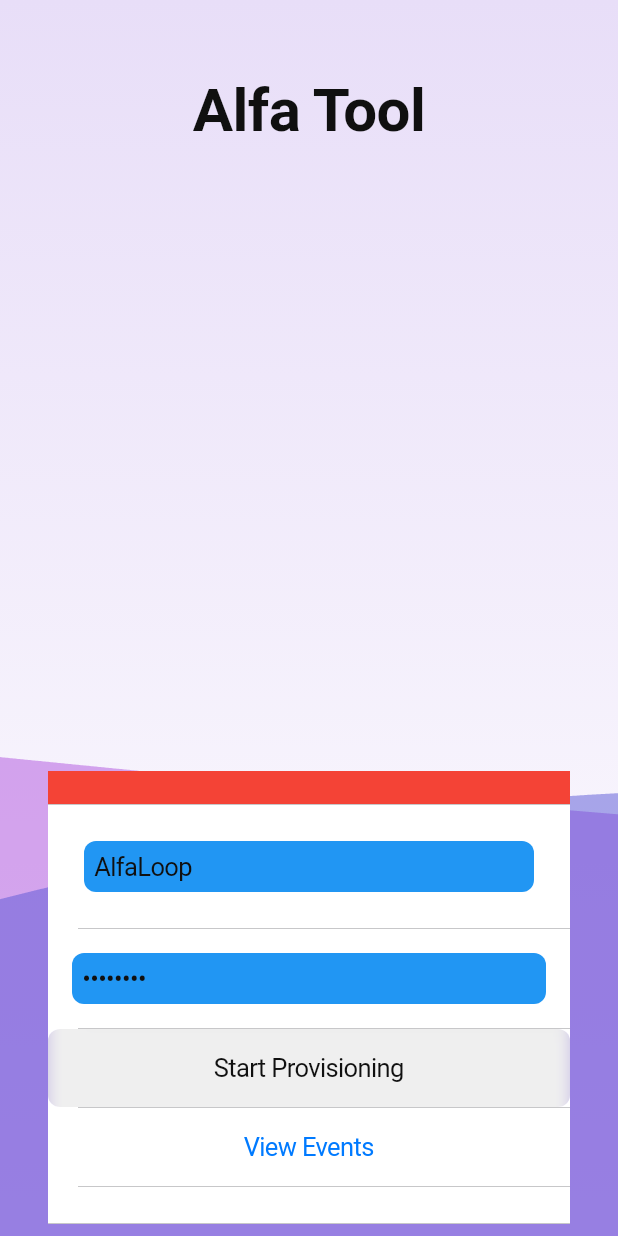
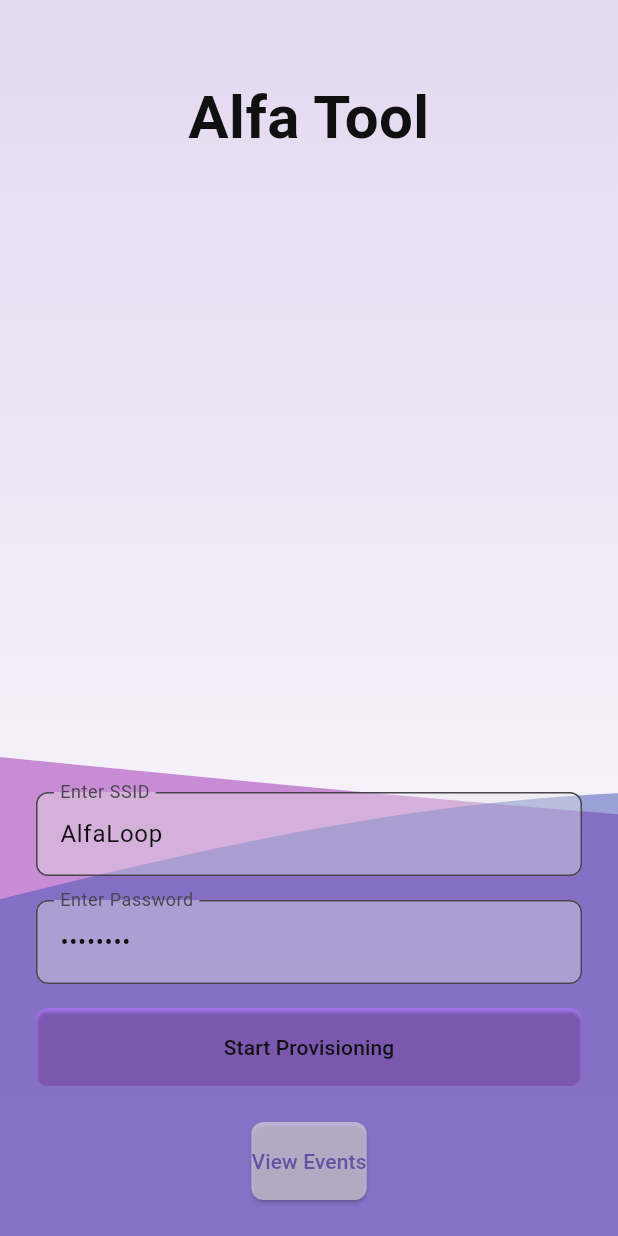
Before and after one commit to SD19767/alfa_tool, a Flutter app: the screen it shows after launch, on a phone screen of 412 x 824 dp. Run offline on Flutter 3.47's test engine with Material 3 defaults, Android fonts, the light colour scheme and no system bars; our stand-ins replace get.

Commit message:
update: Cupertino to material.

```diff
--- a/lib/constants/colors.dart
+++ b/lib/constants/colors.dart
@@ -1,25 +1,27 @@
 import 'package:alfa_tool/constants/animated_background_state.dart';
-import 'package:flutter/cupertino.dart';
+import 'package:flutter/material.dart';
 
 class AppColor {
   static const Color black = Color(0xFF101010);
   static const Color white = Color(0xFFE5E5E5);
-  static const Color indigo = CupertinoColors.systemIndigo;
-  static const Color red = CupertinoColors.systemRed;
+  static const Color indigo = Colors.indigo;
+  static const Color red = Colors.red;
   static const Color redAccent = Color(0xFFFF5252);
-  static const Color green = CupertinoColors.systemGreen;
-  static const Color yellow = CupertinoColors.systemYellow;
-  static const Color orange = CupertinoColors.systemOrange;
-  static const Color blue = CupertinoColors.systemBlue;
-  static const Color pink = CupertinoColors.systemPink;
-  static const Color grey = CupertinoColors.systemGrey;
+  static const Color green = Colors.green;
+  static const Color yellow = Colors.yellow;
+  static const Color orange = Colors.orange;
+  static const Color blue = Colors.blue;
+  static const Color pink = Colors.pink;
+  static const Color grey = Colors.grey;
 
   static Color textColor(bool isDarkMode) => isDarkMode ? white : black;
 
   static Color backgroundColor(bool isDarkMode, double opacity) =>
       isDarkMode ? black.withOpacity(opacity) : white.withOpacity(opacity);
 
-  static Color buttonColor(bool isDarkMode) => isDarkMode ? white : black;
+  static Color buttonColor(bool isDarkMode) => isDarkMode
+      ? const Color.fromARGB(255, 144, 47, 149).withOpacity(0.6)
+      : const Color.fromARGB(255, 178, 123, 255).withOpacity(0.8);
 
   static Color buttonTextColor(bool isDarkMode) => isDarkMode ? white : black;
 
@@ -34,7 +36,7 @@ class AppColor {
   static final Map<BackgroundState, List<Color>> waveColors1 = {
     BackgroundState.green: [
       green.withOpacity(0.5),
-      CupertinoColors.systemTeal.withOpacity(0.5),
+      Colors.teal.withOpacity(0.5),
       yellow.withOpacity(0.5),
     ],
     BackgroundState.galaxy: [
@@ -43,10 +45,10 @@ class AppColor {
       yellow.withOpacity(0.5),
       green.withOpacity(0.5),
       blue.withOpacity(0.5),
-      CupertinoColors.systemPurple.withOpacity(0.5),
+      Colors.purple.withOpacity(0.5),
     ],
     BackgroundState.purple: [
-      CupertinoColors.systemPurple.withOpacity(0.5),
+      Colors.purple.withOpacity(0.5),
       indigo.withOpacity(0.5),
       pink.withOpacity(0.5),
     ],
@@ -54,12 +56,12 @@ class AppColor {
 
   static final Map<BackgroundState, List<Color>> waveColors2 = {
     BackgroundState.green: [
-      CupertinoColors.systemTeal.withOpacity(0.5),
+      Colors.teal.withOpacity(0.5),
       green.withOpacity(0.5),
       blue.withOpacity(0.5),
     ],
     BackgroundState.galaxy: [
-      CupertinoColors.systemPurple.withOpacity(0.5),
+      Colors.purple.withOpacity(0.5),
       blue.withOpacity(0.5),
       green.withOpacity(0.5),
       yellow.withOpacity(0.5),
@@ -68,7 +70,7 @@ class AppColor {
     ],
     BackgroundState.purple: [
       indigo.withOpacity(0.5),
-      CupertinoColors.systemPurple.withOpacity(0.5),
+      Colors.purple.withOpacity(0.5),
       pink.withOpacity(0.5),
     ],
   };
@@ -77,7 +79,7 @@ class AppColor {
   static final Map<BackgroundState, List<Color>> darkModeWaveColors1 = {
     BackgroundState.green: [
       green.withOpacity(0.5),
-      CupertinoColors.systemTeal.withOpacity(0.5),
+      Colors.teal.withOpacity(0.5),
       yellow.withOpacity(0.5),
     ],
     BackgroundState.galaxy: [
@@ -86,10 +88,10 @@ class AppColor {
       yellow.withOpacity(0.5),
       green.withOpacity(0.5),
       blue.withOpacity(0.5),
-      CupertinoColors.systemPurple.withOpacity(0.5),
+      Colors.purple.withOpacity(0.5),
     ],
     BackgroundState.purple: [
-      CupertinoColors.systemPurple.withOpacity(0.5),
+      Colors.purple.withOpacity(0.5),
       indigo.withOpacity(0.5),
       pink.withOpacity(0.5),
     ],
@@ -97,12 +99,12 @@ class AppColor {
 
   static final Map<BackgroundState, List<Color>> darkModeWaveColors2 = {
     BackgroundState.green: [
-      CupertinoColors.systemTeal.withOpacity(0.5),
+      Colors.teal.withOpacity(0.5),
       green.withOpacity(0.5),
       blue.withOpacity(0.5),
     ],
     BackgroundState.galaxy: [
-      CupertinoColors.systemPurple.withOpacity(0.5),
+      Colors.purple.withOpacity(0.5),
       blue.withOpacity(0.5),
       green.withOpacity(0.5),
       yellow.withOpacity(0.5),
@@ -111,11 +113,11 @@ class AppColor {
     ],
     BackgroundState.purple: [
       indigo.withOpacity(0.5),
-      CupertinoColors.systemPurple.withOpacity(0.5),
+      Colors.purple.withOpacity(0.5),
       pink.withOpacity(0.5),
     ],
   };
 
-  static const Color darkModeBackground = CupertinoColors.black;
-  static const Color darkModeText = CupertinoColors.white;
+  static const Color darkModeBackground = Colors.black;
+  static const Color darkModeText = Colors.white;
 }
--- a/lib/helper/validation.dart
+++ b/lib/helper/validation.dart
@@ -1,4 +1,4 @@
-enum ValidationType { ssid, password, bssid, aesKey }
+enum ValidationType { ssid, password, bssid, reservedData, aesKey }
 
 class Validation {
   Map<ValidationType, String? Function(String?)> validations = {
@@ -25,6 +25,12 @@ class Validation {
       }
       return null;
     },
+    ValidationType.reservedData: (value) {
+      if (value != null && value.isNotEmpty && value.length >= 64) {
+        return 'reservedData must be lower than or equal to 64 characters';
+      }
+      return null;
+    },
     ValidationType.aesKey: (value) {
       if (value != null && value.isNotEmpty && value.length != 16) {
         return 'AES Key must be 16 characters long';
--- a/lib/main.dart
+++ b/lib/main.dart
@@ -5,7 +5,7 @@ import 'package:alfa_tool/services/provisioning_state_manager.dart';
 import 'package:alfa_tool/views/animated_background/index.dart';
 import 'package:alfa_tool/views/login/bindings.dart';
 import 'package:alfa_tool/views/provisioning/bindings.dart';
-import 'package:flutter/cupertino.dart';
+import 'package:flutter/material.dart';
 import 'package:get/get.dart';
 import 'views/login/index.dart';
 import 'views/provisioning/index.dart';
@@ -18,7 +18,7 @@ void main() {
 class MyApp extends StatelessWidget {
   @override
   Widget build(BuildContext context) {
-    return GetCupertinoApp(
+    return GetMaterialApp(
       translations: AppTranslations(),
       locale: Get.deviceLocale,
       initialBinding: BindingsBuilder(() {
--- a/lib/views/login/index.dart
+++ b/lib/views/login/index.dart
@@ -1,8 +1,10 @@
 import 'dart:ui';
 import 'package:alfa_tool/constants/colors.dart';
+import 'package:alfa_tool/helper/validation.dart';
 import 'package:alfa_tool/services/provisioning_state_manager.dart';
-import 'package:flutter/cupertino.dart';
-import 'package:flutter/material.dart'; // Import for Flutter Material
+import 'package:alfa_tool/widgets/app_elevated_button.dart';
+import 'package:alfa_tool/widgets/app_title_text.dart';
+import 'package:flutter/material.dart';
 import 'package:get/get.dart';
 import '../animated_background/index.dart';
 import 'controller.dart';
@@ -11,6 +13,7 @@ import '../animated_background/controller.dart';
 class LoginView extends GetView<LoginController> {
   final BackgroundController backgroundController =
       Get.put(BackgroundController());
+  final Validation validations = Get.find<Validation>();
   late double _panStartPositionY;
   late double _panEndPositionY;
 
@@ -26,8 +29,8 @@ class LoginView extends GetView<LoginController> {
     return Obx(() {
       backgroundController.changeState(controller.backgroundState.value);
 
-      return CupertinoPageScaffold(
-        child: Stack(
+      return Scaffold(
+        body: Stack(
           children: [
             Positioned.fill(child: animatedBackground),
             SafeArea(
@@ -49,24 +52,11 @@ class LoginView extends GetView<LoginController> {
                   }
                 },
                 child: Column(
-                  crossAxisAlignment: CrossAxisAlignment.stretch,
+                  mainAxisAlignment: MainAxisAlignment.center,
+                  crossAxisAlignment: CrossAxisAlignment.center,
                   children: [
                     const SizedBox(height: 50),
-                    Center(
-                      child: SizedBox(
-                        height: 60,
-                        child: Text(
-                          'app_title'.tr,
-                          style: TextStyle(
-                            fontFamily: '.SF Pro Text',
-                            fontSize: 40,
-                            fontWeight: FontWeight.bold,
-                            color: AppColor.textColor(isDarkMode),
-                          ),
-                          textAlign: TextAlign.center,
-                        ),
-                      ),
-                    ),
+                    AppTitleText(isDarkMode: isDarkMode),
                     const Spacer(),
                     Padding(
                       padding: const EdgeInsets.symmetric(horizontal: 24.0),
@@ -96,97 +86,58 @@ class LoginView extends GetView<LoginController> {
             duration: const Duration(milliseconds: 300),
             curve: Curves.easeInOut,
             child: Form(
-              autovalidateMode: AutovalidateMode.always,
               key: controller.formKey,
-              child: Padding(
-                padding: const EdgeInsets.all(8.0),
-                child: CupertinoFormSection(
-                  backgroundColor: Colors.red,
+              child: Column(
                 children: [
-                    Padding(
-                      padding: const EdgeInsets.all(8.0),
-                      child: _buildFormField(
-                        controller: controller.ssidController,
-                        placeholder: 'enter_ssid'.tr,
+                  _buildTextField(controller.ssidController, 'enter_ssid'.tr,
+                      isDarkMode, false, ValidationType.ssid),
+                  const SizedBox(height: 16),
+                  _buildTextField(
+                      controller.passwordController,
+                      'enter_password'.tr,
+                      isDarkMode,
+                      true,
+                      ValidationType.password),
+                  const SizedBox(height: 16),
+                  if (controller.showCustomFields.value) ...[
+                    _buildTextField(
+                        controller.customDataController,
+                        'enter_custom_data'.tr,
+                        isDarkMode,
+                        false,
+                        ValidationType.reservedData),
+                    const SizedBox(height: 16),
+                    _buildTextField(
+                        controller.aesKeyController,
+                        'enter_aes_key'.tr,
+                        isDarkMode,
+                        false,
+                        ValidationType.aesKey),
+                    const SizedBox(height: 16),
+                  ],
+                  AppElevatedButton(
                       isDarkMode: isDarkMode,
-                        validator: (value) {
-                          if (value == null || value.isEmpty) {
-                            return 'SSID cannot be empty';
-                          }
-                          return null;
+                      shouldShow: () => true,
+                      onPressed: () {
+                        controller.startProvisioningButtonTap();
                       },
-                      ),
-                    ),
-                    _buildFormField(
-                      controller: controller.passwordController,
-                      placeholder: 'enter_password'.tr,
-                      isDarkMode: isDarkMode,
-                      obscureText: true,
-                      validator: (value) {
-                        if (value == null || value.isEmpty) {
-                          return 'Password cannot be empty';
-                        }
-                        return null;
-                      },
-                    ),
-                    if (controller.showCustomFields.value) ...[
-                      _buildFormField(
-                        controller: controller.customDataController,
-                        placeholder: 'enter_custom_data'.tr,
-                        isDarkMode: isDarkMode,
-                        validator: (value) {
-                          if (value == null || value.isEmpty) {
-                            return 'Custom data cannot be empty';
-                          }
-                          return null;
-                        },
-                      ),
-                      _buildFormField(
-                        controller: controller.aesKeyController,
-                        placeholder: 'enter_aes_key'.tr,
-                        isDarkMode: isDarkMode,
-                        validator: (value) {
-                          if (value == null || value.isEmpty) {
-                            return 'AES key cannot be empty';
-                          }
-                          return null;
-                        },
-                      ),
-                    ],
-                    ClipRRect(
-                      borderRadius: BorderRadius.circular(8.0),
-                      child: BackdropFilter(
-                        filter: ImageFilter.blur(sigmaX: 5.0, sigmaY: 5.0),
-                        child: Container(
-                          width: double.infinity,
-                          decoration: BoxDecoration(
-                            color: AppColor.backgroundColor(isDarkMode, 0.6),
-                            borderRadius: BorderRadius.circular(8.0),
-                          ),
-                          child: CupertinoButton(
-                            onPressed: () {
-                              if (_validateFields()) {
-                                controller.startProvisioningButtonTap();
-                              }
-                            },
-                            child: Text(
-                              'start_provisioning'.tr,
-                              style: TextStyle(
-                                color: AppColor.buttonTextColor(isDarkMode),
-                              ),
-                            ),
-                            padding: const EdgeInsets.symmetric(vertical: 16.0),
-                          ),
-                        ),
-                      ),
-                    ),
+                      buttonTitle: 'start_provisioning'.tr),
+                  const SizedBox(height: 24),
                   IgnorePointer(
                     ignoring: controller.shouldShowEventLog() ? false : true,
-                      child: CupertinoButton(
-                        child: Text('view_events'.tr),
+                    child: ElevatedButton(
                       onPressed: controller.shouldShowEventLog()
                           ? () => _showEventLog(context, isDarkMode)
                           : null,
+                      style: ElevatedButton.styleFrom(
+                        backgroundColor:
+                            AppColor.backgroundColor(isDarkMode, 0.6),
+                        padding: const EdgeInsets.symmetric(vertical: 16.0),
+                        shape: RoundedRectangleBorder(
+                          borderRadius: BorderRadius.circular(8.0),
+                        ),
+                      ),
+                      child: Text('view_events'.tr),
                     ),
                   ),
                   const SizedBox(height: 24),
@@ -195,82 +146,51 @@ class LoginView extends GetView<LoginController> {
             ),
           ),
         ),
-        ),
       ],
     );
   }
 
-  Widget _buildFormField({
-    required TextEditingController controller,
-    required String placeholder,
-    required bool isDarkMode,
-    bool obscureText = false,
-    required FormFieldValidator<String> validator,
-  }) {
-    return CupertinoTextFormFieldRow(
+  Widget _buildTextField(TextEditingController controller, String placeholder,
+      bool isDarkMode, bool obscureText, ValidationType? validationType) {
+    return TextFormField(
       controller: controller,
-      placeholder: placeholder,
+      decoration: InputDecoration(
+        labelText: placeholder,
+        filled: true,
+        fillColor: AppColor.backgroundColor(isDarkMode, 0.4),
+        border: OutlineInputBorder(
+          borderRadius: BorderRadius.circular(8.0),
+        ),
+      ),
       obscureText: obscureText,
-      style: TextStyle(color: AppColor.textColor(isDarkMode)),
-      padding: const EdgeInsets.symmetric(vertical: 16.0, horizontal: 16.0),
-      decoration: BoxDecoration(
-          color:
-              Colors.blue, // Ensure the background is transparent here
-          borderRadius: BorderRadius.circular(8.0),
-          backgroundBlendMode: BlendMode.
+      style: TextStyle(
+        color: AppColor.textColor(isDarkMode),
       ),
-      validator: validator,
+      validator: validationType != null
+          ? validations.validations[validationType]
+          : null,
     );
   }
 
-  bool _validateFields() {
-    // Validate each field manually
-    bool isValid = true;
-
-    // Validate each field manually
-    if (controller.ssidController.text.isEmpty) {
-      isValid = false;
-    }
-    if (controller.passwordController.text.isEmpty) {
-      isValid = false;
-    }
-    if (controller.showCustomFields.value) {
-      if (controller.customDataController.text.isEmpty) {
-        isValid = false;
-      }
-      if (controller.aesKeyController.text.isEmpty) {
-        isValid = false;
-      }
-    }
-
-    return isValid;
-  }
-
   void _showEventLog(BuildContext context, bool isDarkMode) {
-    showCupertinoModalPopup(
+    showDialog(
       context: context,
       builder: (context) {
-        return CupertinoActionSheet(
+        return AlertDialog(
           title: Text('event_log'.tr),
-          message: Container(
+          content: SizedBox(
             height: 300,
-            child: Obx(() => CupertinoScrollbar(
+            child: Obx(() => Scrollbar(
                   child: ListView.builder(
                     itemCount: controller.logs.length,
                     itemBuilder: (context, index) {
                       return Padding(
                         padding: const EdgeInsets.all(8.0),
-                        child: CupertinoButton(
-                          padding: EdgeInsets.zero,
-                          onPressed: () {},
-                          child: Container(
-                            alignment: Alignment.centerLeft,
-                            padding: EdgeInsets.all(12.0),
-                            child: Text(
+                        child: ListTile(
+                          title: Text(
                             controller.logs[index].eventMessage,
                             style: TextStyle(
                               color: AppColor.textColor(isDarkMode),
-                              ),
                             ),
                           ),
                         ),
@@ -280,7 +200,7 @@ class LoginView extends GetView<LoginController> {
                 )),
           ),
           actions: [
-            CupertinoActionSheetAction(
+            TextButton(
               onPressed: () => Navigator.pop(context),
               child: Text('close'.tr),
             ),
--- a/lib/views/provisioning/index.dart
+++ b/lib/views/provisioning/index.dart
@@ -1,7 +1,8 @@
 import 'dart:ui';
 import 'package:alfa_tool/constants/colors.dart';
 import 'package:alfa_tool/models/event_log.dart';
-import 'package:flutter/cupertino.dart';
+import 'package:alfa_tool/widgets/app_elevated_button.dart';
+import 'package:alfa_tool/widgets/app_title_text.dart';
 import 'package:flutter/material.dart';
 import 'package:get/get.dart';
 import 'controller.dart';
@@ -33,21 +34,7 @@ class ProvisioningView extends GetView<ProvisioningController> {
             crossAxisAlignment: CrossAxisAlignment.stretch,
             children: [
               const SizedBox(height: 50),
-              Center(
-                child: SizedBox(
-                  height: 60,
-                  child: Text(
-                    'app_title'.tr,
-                    style: TextStyle(
-                      fontFamily: '.SF Pro Text',
-                      fontSize: 40,
-                      fontWeight: FontWeight.bold,
-                      color: AppColor.textColor(isDarkMode),
-                    ),
-                    textAlign: TextAlign.center,
-                  ),
-                ),
-              ),
+              AppTitleText(isDarkMode: isDarkMode),
               const SizedBox(height: 50),
               Expanded(
                 child: Obx(() {
@@ -65,34 +52,17 @@ class ProvisioningView extends GetView<ProvisioningController> {
                 return IgnorePointer(
                   ignoring: controller.getButtonShouldShow() ? false : true,
                   child: AnimatedOpacity(
-                    opacity: controller.getButtonShouldShow() ? 1.0 : 0.0,
-                    duration: const Duration(milliseconds: 300),
-                    child: ClipRRect(
-                      borderRadius: BorderRadius.circular(8.0),
-                      child: BackdropFilter(
-                        filter: ImageFilter.blur(sigmaX: 5.0, sigmaY: 5.0),
-                        child: Container(
-                          width: double.infinity,
-                          decoration: BoxDecoration(
-                            color: AppColor.indigo.withOpacity(0.6),
-                            borderRadius: BorderRadius.circular(8.0),
-                          ),
-                          child: CupertinoButton(
-                            onPressed: controller.getButtonShouldShow()
+                      opacity: controller.getButtonShouldShow() ? 1.0 : 0.0,
+                      duration: const Duration(milliseconds: 300),
+                      child: AppElevatedButton(
+                          isDarkMode: isDarkMode,
+                          shouldShow: controller.getButtonShouldShow,
+                          onPressed: () {
+                            controller.getButtonShouldShow()
                                 ? controller.onComplete
-                                : null,
-                            child: Text(
-                              controller.getButtonTitle(),
-                              style: TextStyle(
-                                color: AppColor.buttonTextColor(isDarkMode),
-                              ),
-                            ),
-                            padding: const EdgeInsets.symmetric(vertical: 16.0),
-                          ),
-                        ),
-                      ),
-                    ),
-                  ),
+                                : null;
+                          },
+                          buttonTitle: controller.getButtonTitle())),
                 );
               }),
               const SizedBox(height: 24),
@@ -143,7 +113,11 @@ class ProvisioningView extends GetView<ProvisioningController> {
             child: Text(
               event.message,
               style: TextStyle(
+                decoration: TextDecoration.none,
                 color: AppColor.textColor(isDarkMode),
+                fontFamily: '.SF Pro Text',
+                fontSize: 18,
+                fontWeight: FontWeight.normal,
               ),
             ),
           ),
--- /dev/null
+++ b/lib/widgets/app_elevated_button.dart
@@ -0,0 +1,52 @@
+import 'dart:ui'; // 需要導入 ImageFilter
+import 'package:alfa_tool/constants/colors.dart';
+import 'package:flutter/material.dart';
+
+class AppElevatedButton extends StatelessWidget {
+  final bool isDarkMode;
+  final bool Function() shouldShow;
+  final VoidCallback? onPressed;
+  final String buttonTitle;
+
+  const AppElevatedButton({
+    super.key,
+    required this.isDarkMode,
+    required this.shouldShow,
+    required this.onPressed,
+    required this.buttonTitle,
+  });
+
+  @override
+  Widget build(BuildContext context) {
+    return ClipRRect(
+      borderRadius: BorderRadius.circular(8.0),
+      child: BackdropFilter(
+        filter: ImageFilter.blur(sigmaX: 5.0, sigmaY: 5.0), // 調整模糊度
+        child: Container(
+          width: double.infinity,
+          decoration: BoxDecoration(
+            color: AppColor.buttonColor(isDarkMode), // 調整透明度
+            borderRadius: BorderRadius.circular(8.0),
+          ),
+          child: ElevatedButton(
+            onPressed: shouldShow() ? onPressed : null,
+            style: ElevatedButton.styleFrom(
+              backgroundColor: Colors.transparent, // 使背景透明以顯示毛玻璃效果
+              padding: const EdgeInsets.symmetric(vertical: 16.0),
+              shape: RoundedRectangleBorder(
+                borderRadius: BorderRadius.circular(8.0),
+              ),
+            ),
+            child: Text(
+              buttonTitle,
+              style: TextStyle(
+                decoration: TextDecoration.none,
+                color: AppColor.buttonTextColor(isDarkMode),
+              ),
+            ),
+          ),
+        ),
+      ),
+    );
+  }
+}
--- /dev/null
+++ b/lib/widgets/app_title_text.dart
@@ -0,0 +1,27 @@
+import 'package:alfa_tool/constants/colors.dart';
+import 'package:flutter/material.dart';
+import 'package:get/get.dart';
+
+class AppTitleText extends StatelessWidget {
+  final bool isDarkMode;
+
+  const AppTitleText({
+    super.key,
+    required this.isDarkMode,
+  });
+
+  @override
+  Widget build(BuildContext context) {
+    return Text(
+      'app_title'.tr,
+      style: TextStyle(
+        decoration: TextDecoration.none,
+        fontFamily: '.SF Pro Text',
+        fontSize: 40,
+        fontWeight: FontWeight.bold,
+        color: AppColor.textColor(isDarkMode),
+      ),
+      textAlign: TextAlign.center,
+    );
+  }
+}
```
Lines whose indentation alone changed are shown as unchanged.
